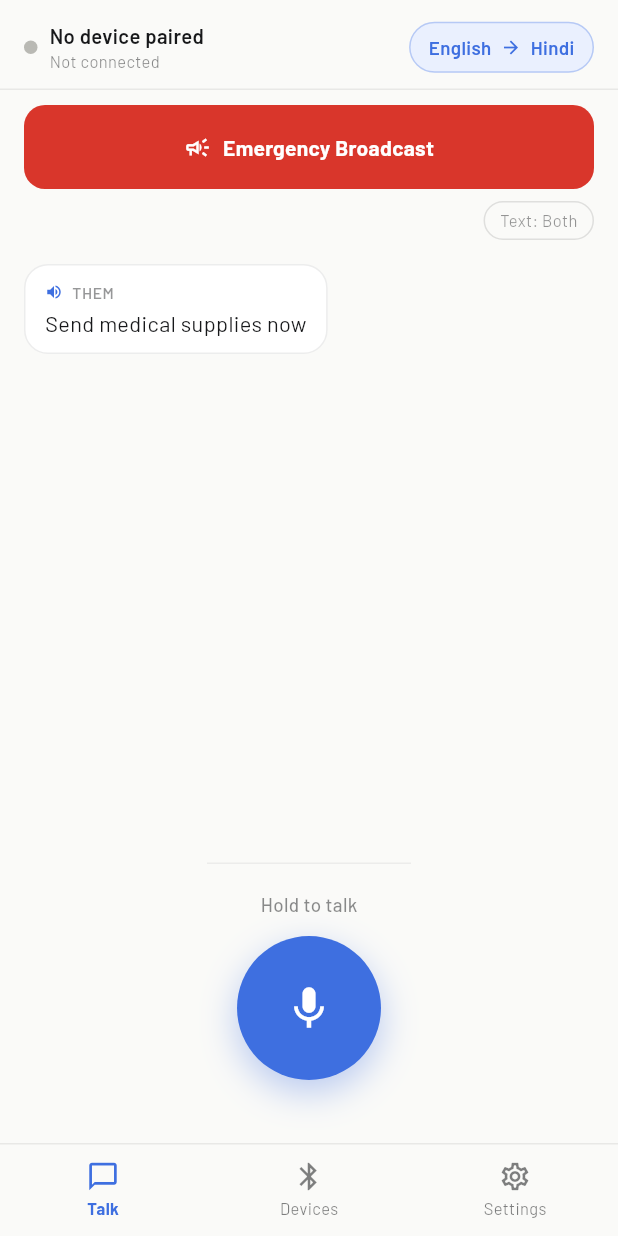
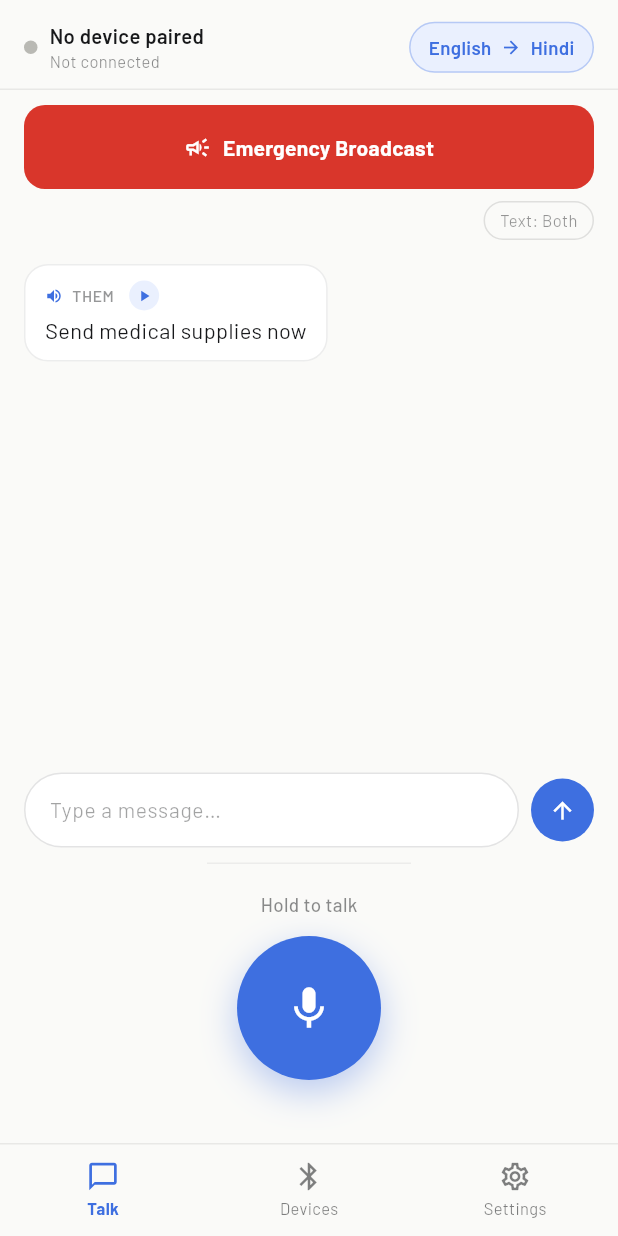
Before and after one commit to Virax17/SIH-Prototype, a Flutter app: the screen it shows after launch, on a phone screen of 412 x 824 dp. Run offline on Flutter 3.47's test engine with Material 3 defaults, Android fonts, the phone set to English and light mode, and no system bars; our stand-ins replace shared_preferences; missing offline and left inert: flutter_classic_bluetooth.

Commit message:
Add text input and per-message replay button
Typing a message and hitting send now feeds the same message pipeline
as push-to-talk (appends a sent bubble, triggers the simulated reply),
via a text field above the PTT control row.

Each received message bubble now has its own small play/replaying
button, so any past message can be replayed individually instead of
only the most recently played one via the top banner.

```diff
--- a/lib/app_state.dart
+++ b/lib/app_state.dart
@@ -127,6 +127,15 @@ class AppState extends ChangeNotifier {
     _addTimer(const Duration(milliseconds: 1100), receiveReply);
   }
 
+  void sendTypedMessage(String text) {
+    final trimmed = text.trim();
+    if (trimmed.isEmpty) return;
+    final msg = Message(id: DateTime.now().millisecondsSinceEpoch, dir: MsgDir.sent, phraseIdx: 0, lang: langMine, customText: trimmed);
+    messages = [...messages, msg];
+    notifyListeners();
+    _addTimer(const Duration(milliseconds: 1100), receiveReply);
+  }
+
   void receiveReply() {
     final idx = nextPhrase;
     final id = DateTime.now().millisecondsSinceEpoch + 1;
--- a/lib/models.dart
+++ b/lib/models.dart
@@ -50,12 +50,18 @@ class Message {
   final LangCode lang;
   final bool playing;
 
+  /// Set when this message was typed by hand rather than spoken (or
+  /// simulated from [kPhrases]) — shown verbatim instead of looking up a
+  /// canned phrase by [phraseIdx].
+  final String? customText;
+
   const Message({
     required this.id,
     required this.dir,
     required this.phraseIdx,
     required this.lang,
     this.playing = false,
+    this.customText,
   });
 
   Message copyWith({bool? playing}) => Message(
@@ -64,6 +70,7 @@ class Message {
         phraseIdx: phraseIdx,
         lang: lang,
         playing: playing ?? this.playing,
+        customText: customText,
       );
 }
 
--- a/lib/screens/home_screen.dart
+++ b/lib/screens/home_screen.dart
@@ -158,6 +158,7 @@ class HomeScreen extends StatelessWidget {
               children: [for (final m in app.messages) _MessageBubble(m: m)],
             ),
           ),
+          const _TypedMessageBar(),
           Container(
             padding: const EdgeInsets.fromLTRB(16, 18, 16, 14),
             decoration: BoxDecoration(border: Border(top: BorderSide(color: AppColors.border(0.06)))),
@@ -231,11 +232,19 @@ class _MessageBubble extends StatelessWidget {
   Widget build(BuildContext context) {
     final app = context.read<AppState>();
     final sent = m.dir == MsgDir.sent;
-    final phrase = app.phraseFor(m.phraseIdx, m.lang);
-    final showBoth = app.scriptMode == ScriptMode.both && m.lang != LangCode.en;
-    final showLatinOnly = app.scriptMode == ScriptMode.latin && m.lang != LangCode.en;
-    final primary = showLatinOnly ? phrase.latin : phrase.native;
-    final secondary = showBoth ? phrase.latin : null;
+
+    String primary;
+    String? secondary;
+    if (m.customText != null) {
+      primary = m.customText!;
+      secondary = null;
+    } else {
+      final phrase = app.phraseFor(m.phraseIdx, m.lang);
+      final showBoth = app.scriptMode == ScriptMode.both && m.lang != LangCode.en;
+      final showLatinOnly = app.scriptMode == ScriptMode.latin && m.lang != LangCode.en;
+      primary = showLatinOnly ? phrase.latin : phrase.native;
+      secondary = showBoth ? phrase.latin : null;
+    }
 
     return Padding(
       padding: const EdgeInsets.only(bottom: 12),
@@ -273,6 +282,19 @@ class _MessageBubble extends StatelessWidget {
                         color: sent ? Colors.white.withValues(alpha: 0.75) : AppColors.textSecondary(0.45),
                       ),
                     ),
+                    if (!sent) ...[
+                      const SizedBox(width: 10),
+                      InkWell(
+                        customBorder: const CircleBorder(),
+                        onTap: () => app.replay(m.id),
+                        child: Container(
+                          width: 20,
+                          height: 20,
+                          decoration: BoxDecoration(color: AppColors.accentSoft, shape: BoxShape.circle),
+                          child: Icon(m.playing ? Icons.volume_up : Icons.play_arrow, size: 12, color: AppColors.accent),
+                        ),
+                      ),
+                    ],
                   ],
                 ),
                 const SizedBox(height: 3),
@@ -303,6 +325,73 @@ class _MessageBubble extends StatelessWidget {
             ),
           ),
         ),
+      ),
+    );
+  }
+}
+
+class _TypedMessageBar extends StatefulWidget {
+  const _TypedMessageBar();
+
+  @override
+  State<_TypedMessageBar> createState() => _TypedMessageBarState();
+}
+
+class _TypedMessageBarState extends State<_TypedMessageBar> {
+  final _controller = TextEditingController();
+  final _focusNode = FocusNode();
+
+  @override
+  void dispose() {
+    _controller.dispose();
+    _focusNode.dispose();
+    super.dispose();
+  }
+
+  void _send() {
+    final app = context.read<AppState>();
+    app.sendTypedMessage(_controller.text);
+    _controller.clear();
+  }
+
+  @override
+  Widget build(BuildContext context) {
+    return Padding(
+      padding: const EdgeInsets.fromLTRB(16, 0, 16, 10),
+      child: Row(
+        children: [
+          Expanded(
+            child: Container(
+              decoration: BoxDecoration(color: AppColors.card, borderRadius: BorderRadius.circular(100), border: Border.all(color: AppColors.border(0.12))),
+              child: TextField(
+                controller: _controller,
+                focusNode: _focusNode,
+                textInputAction: TextInputAction.send,
+                onSubmitted: (_) => _send(),
+                style: const TextStyle(fontFamily: appFont, fontSize: 14, color: AppColors.textPrimary),
+                decoration: InputDecoration(
+                  hintText: 'Type a message…',
+                  hintStyle: TextStyle(fontFamily: appFont, fontSize: 14, color: AppColors.textSecondary(0.4)),
+                  border: InputBorder.none,
+                  contentPadding: const EdgeInsets.symmetric(horizontal: 16, vertical: 12),
+                ),
+              ),
+            ),
+          ),
+          const SizedBox(width: 8),
+          Material(
+            color: AppColors.accent,
+            shape: const CircleBorder(),
+            child: InkWell(
+              customBorder: const CircleBorder(),
+              onTap: _send,
+              child: const Padding(
+                padding: EdgeInsets.all(12),
+                child: Icon(Icons.arrow_upward, color: Colors.white, size: 18),
+              ),
+            ),
+          ),
+        ],
       ),
     );
   }
```
